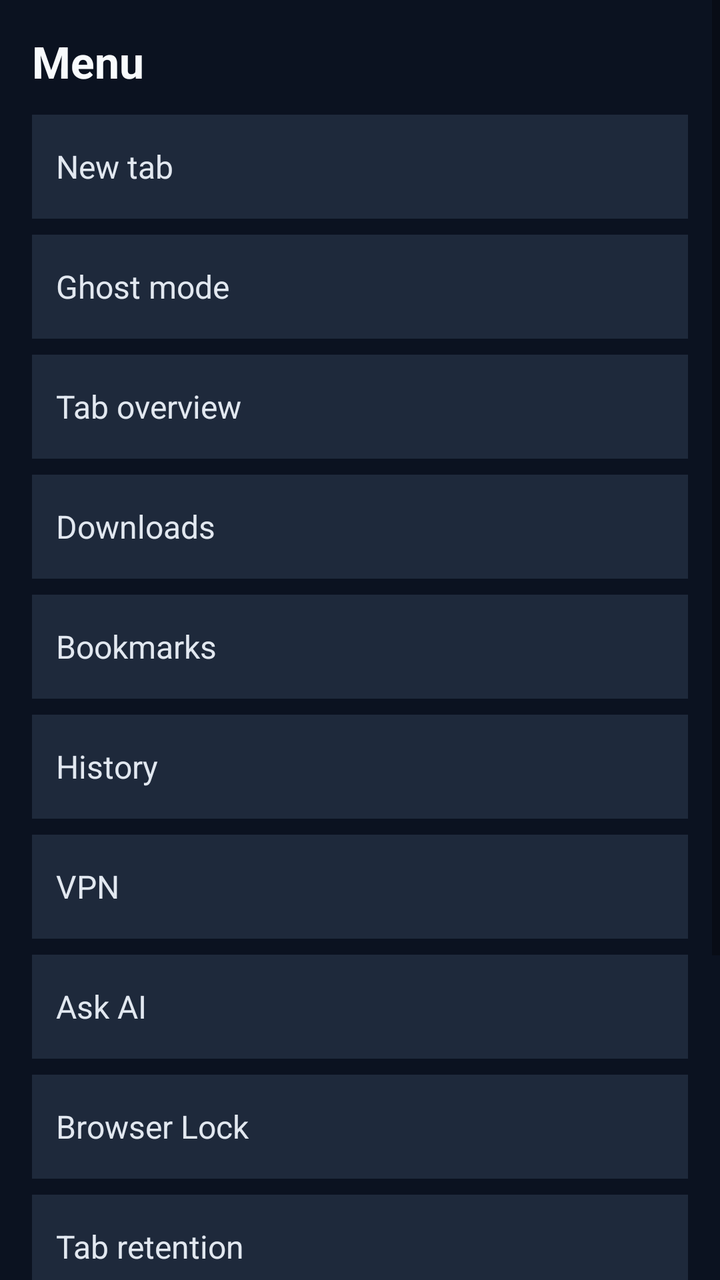
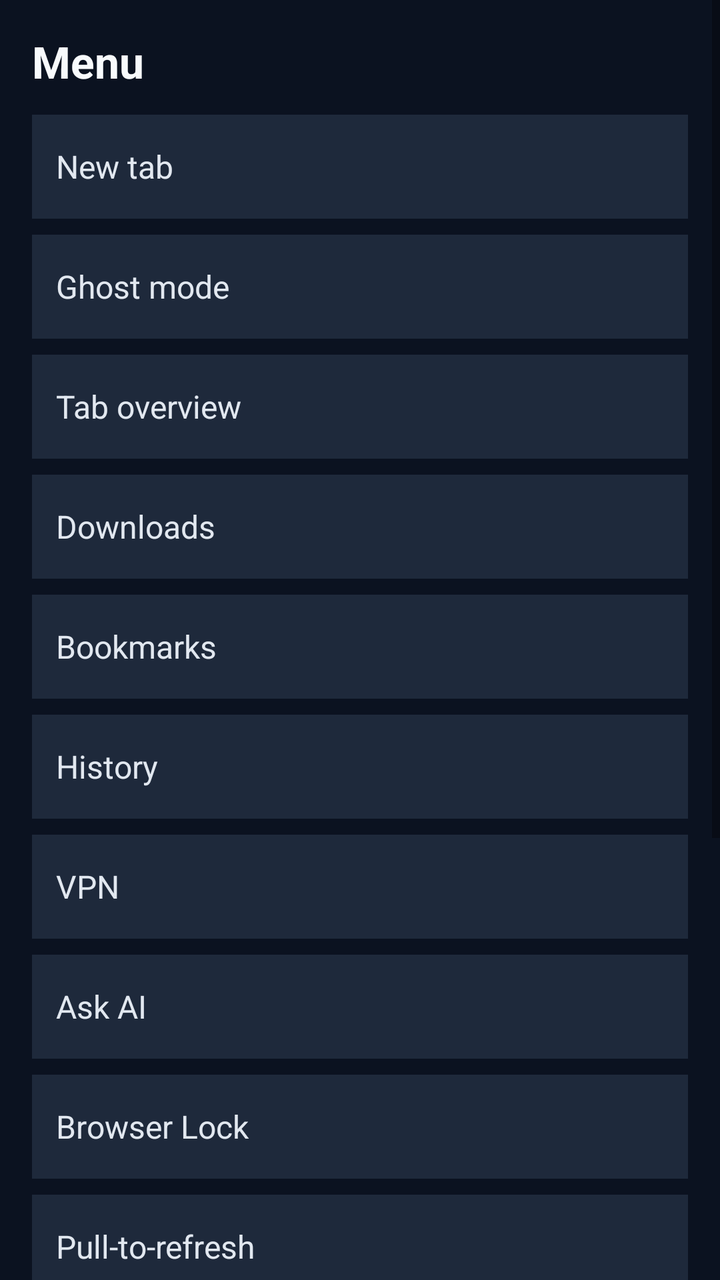

Compare the two renders of this Android layout. The source of the first and the diff that turns it into the second are given below.
<!-- AndroidManifest.xml: activity theme Theme.Phormi -->
<!-- res/layout/activity_menu.xml -->
<?xml version="1.0" encoding="utf-8"?>
<ScrollView xmlns:android="http://schemas.android.com/apk/res/android"
    android:layout_width="match_parent"
    android:layout_height="match_parent"
    android:background="#0B1220"
    android:fillViewport="true">

    <LinearLayout
        android:layout_width="match_parent"
        android:layout_height="wrap_content"
        android:orientation="vertical"
        android:padding="16dp">

        <TextView
            android:layout_width="match_parent"
            android:layout_height="wrap_content"
            android:text="Menu"
            android:textColor="#F8FAFC"
            android:textSize="22sp"
            android:textStyle="bold"
            android:paddingBottom="12dp" />

        <TextView
            android:id="@+id/menu_new_tab"
            android:layout_width="match_parent"
            android:layout_height="52dp"
            android:gravity="center_vertical"
            android:text="New tab"
            android:textColor="#E2E8F0"
            android:textSize="16sp"
            android:paddingStart="12dp"
            android:paddingEnd="12dp"
            android:background="#1E293B"
            android:clickable="true"
            android:focusable="true" />

        <TextView
            android:id="@+id/menu_ghost"
            android:layout_width="match_parent"
            android:layout_height="52dp"
            android:layout_marginTop="8dp"
            android:gravity="center_vertical"
            android:text="Ghost mode"
            android:textColor="#E2E8F0"
            android:textSize="16sp"
            android:paddingStart="12dp"
            android:paddingEnd="12dp"
            android:background="#1E293B"
            android:clickable="true"
            android:focusable="true" />

        <TextView
            android:id="@+id/menu_tabs"
            android:layout_width="match_parent"
            android:layout_height="52dp"
            android:layout_marginTop="8dp"
            android:gravity="center_vertical"
            android:text="Tab overview"
            android:textColor="#E2E8F0"
            android:textSize="16sp"
            android:paddingStart="12dp"
            android:paddingEnd="12dp"
            android:background="#1E293B"
            android:clickable="true"
            android:focusable="true" />

        <TextView
            android:id="@+id/menu_downloads"
            android:layout_width="match_parent"
            android:layout_height="52dp"
            android:layout_marginTop="8dp"
            android:gravity="center_vertical"
            android:text="Downloads"
            android:textColor="#E2E8F0"
            android:textSize="16sp"
            android:paddingStart="12dp"
            android:paddingEnd="12dp"
            android:background="#1E293B"
            android:clickable="true"
            android:focusable="true" />

        <TextView
            android:id="@+id/menu_bookmarks"
            android:layout_width="match_parent"
            android:layout_height="52dp"
            android:layout_marginTop="8dp"
            android:gravity="center_vertical"
            android:text="Bookmarks"
            android:textColor="#E2E8F0"
            android:textSize="16sp"
            android:paddingStart="12dp"
            android:paddingEnd="12dp"
            android:background="#1E293B"
            android:clickable="true"
            android:focusable="true" />

        <TextView
            android:id="@+id/menu_history"
            android:layout_width="match_parent"
            android:layout_height="52dp"
            android:layout_marginTop="8dp"
            android:gravity="center_vertical"
            android:text="History"
            android:textColor="#E2E8F0"
            android:textSize="16sp"
            android:paddingStart="12dp"
            android:paddingEnd="12dp"
            android:background="#1E293B"
            android:clickable="true"
            android:focusable="true" />

        <TextView
            android:id="@+id/menu_vpn"
            android:layout_width="match_parent"
            android:layout_height="52dp"
            android:layout_marginTop="8dp"
            android:gravity="center_vertical"
            android:text="VPN"
            android:textColor="#E2E8F0"
            android:textSize="16sp"
            android:paddingStart="12dp"
            android:paddingEnd="12dp"
            android:background="#1E293B"
            android:clickable="true"
            android:focusable="true" />

        <TextView
            android:id="@+id/menu_ai"
            android:layout_width="match_parent"
            android:layout_height="52dp"
            android:layout_marginTop="8dp"
            android:gravity="center_vertical"
            android:text="Ask AI"
            android:textColor="#E2E8F0"
            android:textSize="16sp"
            android:paddingStart="12dp"
            android:paddingEnd="12dp"
            android:background="#1E293B"
            android:clickable="true"
            android:focusable="true" />

        <TextView
            android:id="@+id/menu_browser_lock"
            android:layout_width="match_parent"
            android:layout_height="52dp"
            android:layout_marginTop="8dp"
            android:gravity="center_vertical"
            android:text="Browser Lock"
            android:textColor="#E2E8F0"
            android:textSize="16sp"
            android:paddingStart="12dp"
            android:paddingEnd="12dp"
            android:background="#1E293B"
            android:clickable="true"
            android:focusable="true" />

        <TextView
            android:id="@+id/menu_tab_retention"
            android:layout_width="match_parent"
            android:layout_height="52dp"
            android:layout_marginTop="8dp"
            android:gravity="center_vertical"
            android:text="Tab retention"
            android:textColor="#E2E8F0"
            android:textSize="16sp"
            android:paddingStart="12dp"
            android:paddingEnd="12dp"
            android:background="#1E293B"
            android:clickable="true"
            android:focusable="true" />

        <TextView
            android:id="@+id/menu_theme"
            android:layout_width="match_parent"
            android:layout_height="52dp"
            android:layout_marginTop="8dp"
            android:gravity="center_vertical"
            android:text="Theme and wallpaper"
            android:textColor="#E2E8F0"
            android:textSize="16sp"
            android:paddingStart="12dp"
            android:paddingEnd="12dp"
            android:background="#1E293B"
            android:clickable="true"
            android:focusable="true" />

        <TextView
            android:id="@+id/menu_settings"
            android:layout_width="match_parent"
            android:layout_height="52dp"
            android:layout_marginTop="8dp"
            android:gravity="center_vertical"
            android:text="Accounts &amp; sign-in"
            android:textColor="#E2E8F0"
            android:textSize="16sp"
            android:paddingStart="12dp"
            android:paddingEnd="12dp"
            android:background="#1E293B"
            android:clickable="true"
            android:focusable="true" />

        <TextView
            android:id="@+id/menu_close"
            android:layout_width="match_parent"
            android:layout_height="52dp"
            android:layout_marginTop="20dp"
            android:gravity="center"
            android:text="Close"
            android:textColor="#38BDF8"
            android:textSize="16sp"
            android:clickable="true"
            android:focusable="true" />
    </LinearLayout>
</ScrollView>
<!-- resources referenced by this layout -->
<resources>
  <style name="Theme.Phormi" parent="Theme.MaterialComponents.DayNight.NoActionBar">
          <item name="colorPrimary">#0F172A</item>
          <item name="colorPrimaryDark">#0F172A</item>
          <item name="colorAccent">#38BDF8</item>
          <item name="android:windowBackground">#0F172A</item>
      </style>
</resources>

<!-- the commit's change to res/layout/activity_menu.xml (unified diff, before → after) -->
@@ -155,6 +155,36 @@
             android:focusable="true" />
 
         <TextView
+            android:id="@+id/menu_pull_to_refresh"
+            android:layout_width="match_parent"
+            android:layout_height="52dp"
+            android:layout_marginTop="8dp"
+            android:gravity="center_vertical"
+            android:text="Pull-to-refresh"
+            android:textColor="#E2E8F0"
+            android:textSize="16sp"
+            android:paddingStart="12dp"
+            android:paddingEnd="12dp"
+            android:background="#1E293B"
+            android:clickable="true"
+            android:focusable="true" />
+
+        <TextView
+            android:id="@+id/menu_split_screen"
+            android:layout_width="match_parent"
+            android:layout_height="52dp"
+            android:layout_marginTop="8dp"
+            android:gravity="center_vertical"
+            android:text="Split screen"
+            android:textColor="#E2E8F0"
+            android:textSize="16sp"
+            android:paddingStart="12dp"
+            android:paddingEnd="12dp"
+            android:background="#1E293B"
+            android:clickable="true"
+            android:focusable="true" />
+
+        <TextView
             android:id="@+id/menu_tab_retention"
             android:layout_width="match_parent"
             android:layout_height="52dp"
